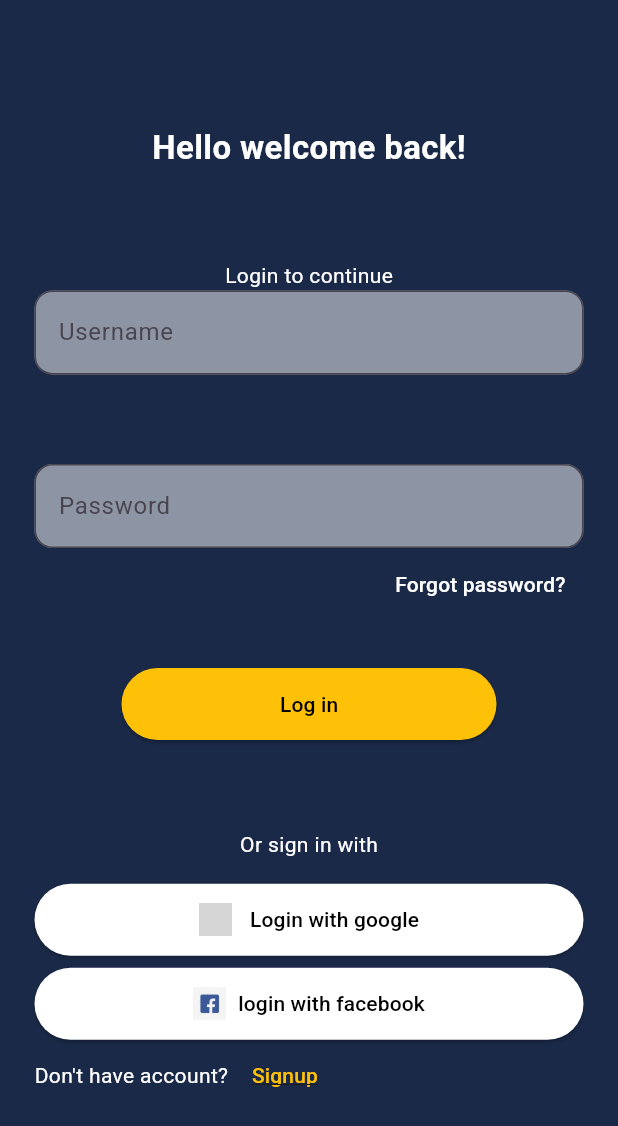
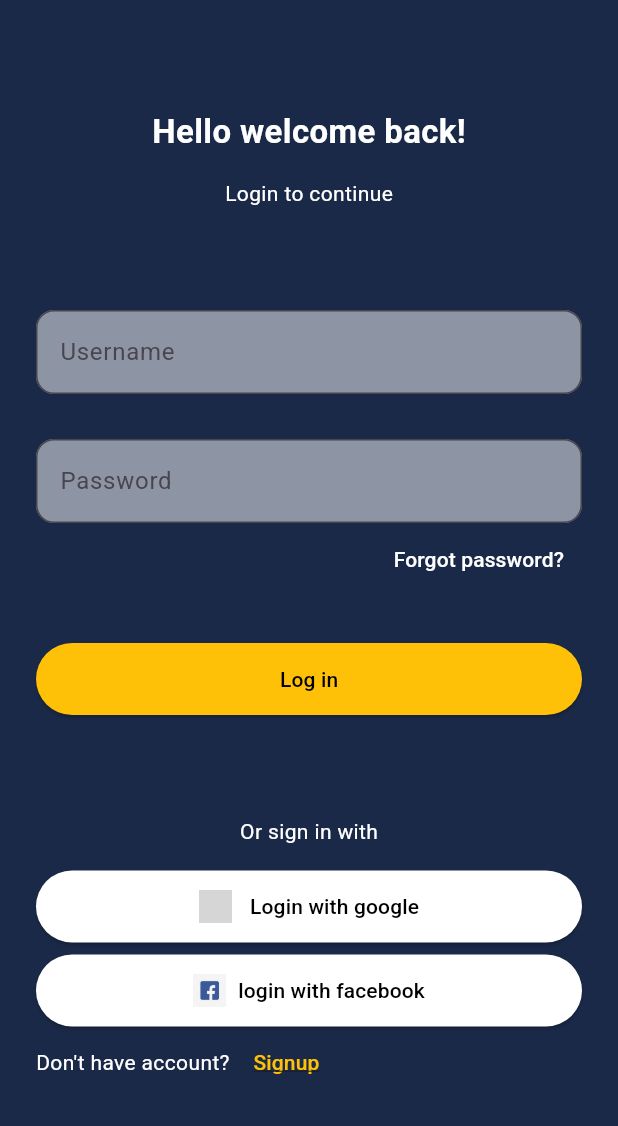
Before and after one commit to zeeelord/DATEY, a Flutter app: the screen it shows after launch, on a phone screen of 412 x 824 dp. Shown: the top 1126 px of the screen. Run offline on Flutter 3.47's test engine with Material 3 defaults, Android fonts, the phone set to English and light mode, and no system bars; grey boxes are pictures that could not be loaded.

Commit message:
Add homepage and login page with UI components
- Created a new Homepage widget with a simple text display.
- Implemented a login page with text fields for username and password.
- Added buttons for login and social media sign-in options.
- Included navigation to the homepage upon successful login.

```diff
--- a/flutter_test_application/flutter_test_application/lib/main.dart
+++ /dev/null
@@ -1,56 +0,0 @@
-import 'package:flutter/material.dart';
-// import 'package:flutter_test_application/login_page.dart';
-
-void main() {
-  runApp(MyApp());
-}
-
-class MyApp extends StatelessWidget {
-  const MyApp({super.key});
-
-  @override
-  Widget build(BuildContext context) {
-    return MaterialApp(
-      debugShowCheckedModeBanner: false,
-      home: Scaffold(
-        // appBar: AppBar(),
-        // floatingActionButton: FloatingActionButton(onPressed: null),
-        backgroundColor: Colors.blue.shade800,
-        // drawer: Container(height: 500, width: 400, color: Colors.white),
-        body: Column(
-          children: [
-            Text("Hello welcome back!"),
-            Text('Login to continue'),
-            TextField(decoration: InputDecoration(hintText: 'Username')),
-            TextField(decoration: InputDecoration(hintText: 'Password')),
-            TextButton(
-              onPressed: () {
-                print("Clicked");
-              },
-              child: Text('Forgot password?'),
-            ),
-            ElevatedButton(
-              onPressed: () {
-                print("login is clicked");
-              },
-              child: Text('Log in '),
-            ),
-            Text('Or sign in with'),
-            ElevatedButton(
-              onPressed: () {
-                print(" google  is clicked");
-              },
-              child: Image.asset(
-                'assets/images/facebook_icon.jpg',
-                width: 22,
-                height: 22,
-              ),
-            ),
-          ],
-        ),
-      ),
-    );
-  }
-}
-
-// creating a class
--- a/flutter_test_application/lib/login_page.dart
+++ /dev/null
@@ -1,160 +0,0 @@
-import 'package:flutter/material.dart';
-
-class loginPage extends StatelessWidget {
-  const loginPage({super.key});
-
-  @override
-  Widget build(BuildContext context) {
-    return Scaffold(
-      // appBar: AppBar(),
-      // floatingActionButton: FloatingActionButton(onPressed: null),
-
-      // drawer: Container(height: 500, width: 400, color: Colors.white),
-      body: Padding(
-        padding: const EdgeInsets.all(23),
-        child: Column(
-          children: [
-            Spacer(),
-            Text(
-              "Hello welcome back!",
-              style: TextStyle(
-                color: Colors.white,
-                fontSize: 22,
-                fontWeight: FontWeight.bold,
-                fontFamily: 'Roboto',
-              ),
-            ),
-            Spacer(),
-            // login to contiunue sections
-            Text('Login to continue', style: TextStyle(color: Colors.white)),
-            TextField(
-              decoration: InputDecoration(
-                hintText: 'Username',
-                // border: InputBorder.none,
-                border: OutlineInputBorder(
-                  borderRadius: BorderRadius.all(Radius.circular(12)),
-                ),
-                filled: true,
-                fillColor: Colors.white.withOpacity(0.5),
-              ),
-            ),
-            Spacer(),
-            TextField(
-              decoration: InputDecoration(
-                hintText: 'Password',
-                filled: true,
-                fillColor: Colors.white.withOpacity(0.5),
-                border: OutlineInputBorder(
-                  borderRadius: BorderRadius.all(Radius.circular(12)),
-                ),
-              ),
-            ),
-            // forgot password center
-            Align(
-              alignment: Alignment.centerRight,
-              child: TextButton(
-                onPressed: () {
-                  print("Forgot is Clicked");
-                },
-                style: TextButton.styleFrom(foregroundColor: Colors.white),
-                child: Text('Forgot password?'),
-              ),
-            ),
-            SizedBox(height: 32),
-            // login sections
-            SizedBox(
-              width: 250,
-              height: 48,
-              child: ElevatedButton(
-                onPressed: () {
-                  print("login is clicked");
-                },
-                child: Text('Log in'),
-                style: TextButton.styleFrom(
-                  backgroundColor: Colors.amber,
-                  foregroundColor: Colors.black,
-                ),
-              ),
-            ),
-            Spacer(),
-            // sigining in with social medias
-            Text('Or sign in with', style: TextStyle(color: Colors.white)),
-            SizedBox(height: 16),
-            // google button
-            SizedBox(
-              height: 48,
-              child: ElevatedButton(
-                onPressed: () {
-                  print(" google  is clicked");
-                },
-                style: ElevatedButton.styleFrom(
-                  backgroundColor: Colors.white,
-                  foregroundColor: Colors.black,
-                  shape: RoundedRectangleBorder(
-                    borderRadius: BorderRadius.all(Radius.circular(50)),
-                  ),
-                ),
-                child: Row(
-                  mainAxisAlignment: MainAxisAlignment.center,
-                  children: [
-                    Image.asset(
-                      'assets/images/Google_icon.jpg',
-                      height: 22,
-                      width: 22,
-                    ),
-                    SizedBox(width: 12),
-                    Text('Login with google'),
-                  ],
-                ),
-              ),
-            ),
-            SizedBox(height: 8),
-            // facebook button
-            SizedBox(
-              height: 48,
-              child: ElevatedButton(
-                onPressed: () {},
-                style: ElevatedButton.styleFrom(
-                  backgroundColor: Colors.white,
-                  foregroundColor: Colors.black,
-                  shape: RoundedRectangleBorder(
-                    borderRadius: BorderRadius.all(Radius.circular(50)),
-                  ),
-                ),
-                child: Row(
-                  mainAxisAlignment: MainAxisAlignment.center,
-                  children: [
-                    Image.asset(
-                      "assets/images/facebook_icon.jpg",
-                      width: 22,
-                      height: 22,
-                    ),
-                    SizedBox(width: 8),
-                    Text('login with facebook'),
-                  ],
-                ),
-              ),
-            ),
-            Row(
-              children: [
-                Text(
-                  "Don't have account? ",
-                  style: TextStyle(color: Colors.white),
-                ),
-                TextButton(
-                  onPressed: () {},
-                  style: TextButton.styleFrom(foregroundColor: Colors.amber),
-                  child: Text(
-                    'Signup',
-                    style: TextStyle(decoration: TextDecoration.underline),
-                  ),
-                ),
-              ],
-            ),
-            Spacer(),
-          ],
-        ),
-      ),
-    );
-  }
-}
--- a/flutter_test_application/lib/main.dart
+++ b/flutter_test_application/lib/main.dart
@@ -1,5 +1,6 @@
 import 'package:flutter/material.dart';
-import 'package:flutter_test_application/login_page.dart';
+import 'package:flutter_test_application/pages/home_page.dart';
+import 'package:flutter_test_application/pages/login_page.dart';
 import 'package:flutter_test_application/styles/app_colors.dart';
 // import 'package:flutter_test_application/login_page.dart';
 
@@ -17,7 +18,13 @@
         scaffoldBackgroundColor: AppColors.background,
       ),
       debugShowCheckedModeBanner: false,
-      home: loginPage(),
+      // home: loginPage(),
+      // page route defined
+      initialRoute: '/',
+      routes: {
+          '/':(context)=>loginPage(),
+          'home':(context)=>Homepage(),
+      },
     );
   }
 }
--- /dev/null
+++ b/flutter_test_application/lib/pages/home_page.dart
@@ -0,0 +1,17 @@
+import 'package:flutter/material.dart';
+
+class Homepage extends StatefulWidget {
+  const Homepage({super.key});
+
+  @override
+  State<Homepage> createState() => _HomepageState();
+}
+
+class _HomepageState extends State<Homepage> {
+  @override
+  Widget build(BuildContext context) {
+    return Scaffold(
+      body:Center(child: Text('Home page'))
+    );
+  }
+}
--- /dev/null
+++ b/flutter_test_application/lib/pages/login_page.dart
@@ -0,0 +1,174 @@
+import 'package:flutter/material.dart';
+import 'package:flutter_test_application/pages/home_page.dart';
+
+class loginPage extends StatelessWidget {
+  const loginPage({super.key});
+
+  @override
+  Widget build(BuildContext context) {
+    return Scaffold(
+      // appBar: AppBar(),
+      // floatingActionButton: FloatingActionButton(onPressed: null),
+
+      // drawer: Container(height: 500, width: 400, color: Colors.white),
+      // resizeToAvoidBottomInset: false,
+
+      body: SingleChildScrollView(
+        child: SizedBox(
+          height: MediaQuery.of(context).size.height,
+          child: Padding(
+            padding:  EdgeInsets.all(24),
+            child: Column(
+              children: [
+                SizedBox(height: 48 ),
+                Text(
+                  "Hello welcome back!",
+                  style: TextStyle(
+                    color: Colors.white,
+                    fontSize: 22,
+                    fontWeight: FontWeight.bold,
+                    fontFamily: 'Roboto',
+                  ),
+                ),
+                SizedBox(height: 16),
+                // login to continue sections
+                Text('Login to continue', style: TextStyle(color: Colors.white)),
+                Spacer(),
+                TextField(
+                  decoration: InputDecoration(
+                    hintText: 'Username',
+                    // border: InputBorder.none,
+                    border: OutlineInputBorder(
+                      borderRadius: BorderRadius.all(Radius.circular(12)),
+                    ),
+                    filled: true,
+                    fillColor: Colors.white.withOpacity(0.5),
+                  ),
+                ),
+                SizedBox(
+                  height: 30
+                ),
+                TextField(
+                  decoration: InputDecoration(
+                    hintText: 'Password',
+                    filled: true,
+                    fillColor: Colors.white.withOpacity(0.5),
+                    border: OutlineInputBorder(
+                      borderRadius: BorderRadius.all(Radius.circular(12)),
+                    ),
+                  ),
+                ),
+                // forgot password center
+                Align(
+                  alignment: Alignment.centerRight,
+                  child: TextButton(
+                    onPressed: () {
+                      print("Forgot is Clicked");
+                    },
+                    style: TextButton.styleFrom(foregroundColor: Colors.white),
+                    child: Text('Forgot password?'),
+                  ),
+                ),
+                SizedBox(height: 32),
+                // login sections
+                SizedBox(
+                  height: 48,
+                  width: double.infinity,
+                  child: ElevatedButton(
+                    onPressed: () {
+                     Navigator.of(context).pushNamed('/home');
+
+                    },
+                    style: TextButton.styleFrom(
+                      backgroundColor: Colors.amber,
+                      foregroundColor: Colors.black,
+                    ),
+                    child: Text('Log in'),
+                  ),
+                ),
+                Spacer(),
+                // sigining in with social medias
+                Text('Or sign in with', style: TextStyle(color: Colors.white)),
+                SizedBox(height: 16),
+                // google button
+                SizedBox(
+                  height: 48,
+                  child: ElevatedButton(
+                    onPressed: () {
+                      print(" google  is clicked");
+                    },
+                    style: ElevatedButton.styleFrom(
+                      backgroundColor: Colors.white,
+                      foregroundColor: Colors.black,
+                      shape: RoundedRectangleBorder(
+                        borderRadius: BorderRadius.all(Radius.circular(50)),
+                      ),
+                    ),
+                    child: Row(
+                      mainAxisAlignment: MainAxisAlignment.center,
+                      children: [
+                        Image.asset(
+                          'assets/images/Google_icon.jpg',
+                          height: 22,
+                          width: 22,
+                        ),
+                        SizedBox(width: 12),
+                        Text('Login with google'),
+                      ],
+                    ),
+                  ),
+                ),
+                SizedBox(height: 8),
+                // facebook button
+                SizedBox(
+                  height: 48,
+                  child: ElevatedButton(
+                    onPressed: () {},
+                    style: ElevatedButton.styleFrom(
+                      backgroundColor: Colors.white,
+                      foregroundColor: Colors.black,
+                      shape: RoundedRectangleBorder(
+                        borderRadius: BorderRadius.all(Radius.circular(50)),
+                      ),
+                    ),
+                    child: Row(
+                      mainAxisAlignment: MainAxisAlignment.center,
+                      children: [
+                        Image.asset(
+                          "assets/images/facebook_icon.jpg",
+                          width: 22,
+                          height: 22,
+                        ),
+                        SizedBox(width: 8),
+                        Text('login with facebook'),
+                      ],
+                    ),
+                  ),
+                ),
+                Row(
+                  children: [
+                    Text(
+                      "Don't have account? ",
+                      style: TextStyle(color: Colors.white),
+                    ),
+                    TextButton(
+                      onPressed: () {},
+                      style: TextButton.styleFrom(foregroundColor: Colors.amber),
+                      child: Text(
+                        'Signup',
+                        style: TextStyle(decoration: TextDecoration.underline),
+                      ),
+                    ),
+                  ],
+                ),
+
+                Spacer()
+
+              ],
+            ),
+          ),
+        ),
+      ),
+    );
+  }
+}
```
Also changed, not shown: flutter_test_application/flutter_01.png (added), flutter_test_application/pubspec.lock.
